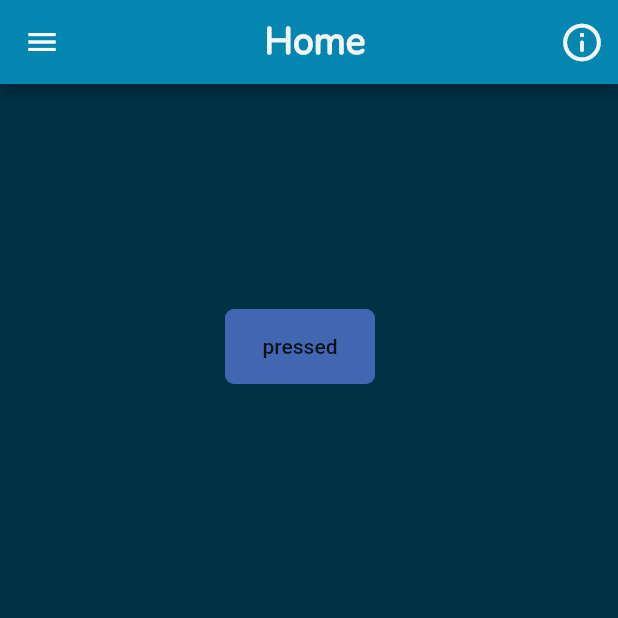
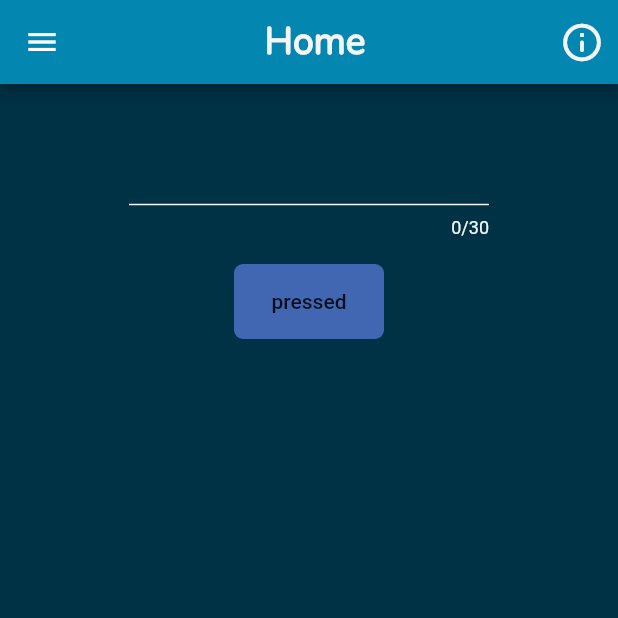
Before and after one commit to Chanoknans/Senior-Project, a Flutter app: the Homepage screen opened directly, on a phone screen of 412 x 824 dp, the top half of it. Run offline on Flutter 3.47's test engine with Material 2 defaults, Android fonts, the phone set to English and light mode, and no system bars; our stand-ins replace cloud_firestore, firebase_auth, firebase_core, firebase_storage, flutter_swiper, fluttertoast and 4 more; missing offline and left inert: flutter_sound; accounts and stored records are empty.

Commit message:
First Main Commit

```diff
--- a/lib/Page/aids_home.dart
+++ b/lib/Page/aids_home.dart
@@ -187,7 +187,7 @@ class _HearingAidssState extends State<HearingAidss> {
                               Padding(
                                 padding: EdgeInsets.only(left: 28),
                                 child: Text(
-                                  "Setting",
+                                  "Settings",
                                   style: TextStyle(
                                     color: Myconstant.blackground,
                                     fontWeight: FontWeight.w600,
@@ -203,7 +203,7 @@ class _HearingAidssState extends State<HearingAidss> {
                             elevation: 2,
                             fixedSize: const Size(180, 35),
                             textStyle: TextStyle(),
-                            primary: Color.fromRGBO(126, 143, 132, 1),
+                            primary: Color.fromRGBO(240, 238, 233, 0.95),
                           ),
                           onPressed: () {}),
                     )
--- a/lib/Page/bottomappbar.dart
+++ b/lib/Page/bottomappbar.dart
@@ -119,6 +119,8 @@ class CircleButton extends StatefulWidget {
 }
 
 class _CircleButtonState extends State<CircleButton> {
+  List<String> text = [];
+  bool distext = false;
   @override
   Widget build(BuildContext context) {
     return new Container(
@@ -134,7 +136,9 @@ class _CircleButtonState extends State<CircleButton> {
           color: Myconstant.white,
           size: 30,
         ),
-          onPressed: () {}),
+        onPressed: () {},
+      ),
+      // ignore: dead_code
     );
   }
 }
--- a/lib/Page/homepage.dart
+++ b/lib/Page/homepage.dart
@@ -1,3 +1,5 @@
+import 'dart:ui';
+
 import 'package:flutter/cupertino.dart';
 import 'package:flutter/material.dart';
 import 'package:flutter/painting.dart';
@@ -21,6 +23,8 @@ class Homepage extends StatefulWidget {
 
 class _HomepageState extends State<Homepage> {
   // ignore: prefer_final_fields
+  String text = '';
+  bool distext = false;
   @override
   Widget build(BuildContext context) {
     return Scaffold(
@@ -55,10 +59,61 @@ class _HomepageState extends State<Homepage> {
           ],
         ),
         drawer: MyProfile(),
-      body: Column(
+        body: Stack(children: [
+          /*Padding(
+            padding: EdgeInsets.only(top: 30, left: 18),
+            child: Container(
+              height: 40,
+              width: 300,
+              decoration: BoxDecoration(color: Myconstant.blackground),
+              child: Text(
+                "For new users or those who want to use the value elsewhere, "
+                "please fill in your hearing level before using.",
+                style: TextStyle(
+                    fontFamily: 'Nunito',
+                    fontSize: 12,
+                    color: Myconstant.transgray),
+              ),
+            ),
+          ),
+          Padding(
+            padding: EdgeInsets.only(top: 15, left: 320),
+            child: new CircleButton(),
+          ),
+        ])*/
+          Column(
             children: [
               Padding(
-            padding: EdgeInsets.only(top: 150, left: 150),
+                  padding: EdgeInsets.only(top: 60),
+                  child: Container(
+                    width: 240,
+                    height: 40,
+                    color: Myconstant.blackground,
+                    child: TextField(
+                      onChanged: (value) {
+                        setState(() {
+                          text = value;
+                        });
+                      },
+                      style: TextStyle(
+                          color: Myconstant.white, height: 1, fontSize: 14),
+                      maxLength: 30,
+                      cursorColor: Myconstant.white,
+                      decoration: InputDecoration(
+                        focusColor: Myconstant.white,
+                        counterStyle: TextStyle(color: Myconstant.white),
+                        enabledBorder: UnderlineInputBorder(
+                          borderSide: BorderSide(color: Myconstant.white),
+                        ),
+                      ),
+                    ),
+                  )),
+              SizedBox(
+                height: 20,
+              ),
+              Align(
+                alignment: Alignment.bottomCenter,
+                //padding: EdgeInsets.only(top: 150, left: 50),
                 child: Container(
                   height: 50,
                   width: 100,
@@ -67,14 +122,19 @@ class _HomepageState extends State<Homepage> {
                       borderRadius: BorderRadius.circular(6)),
                   child: FlatButton(
                       onPressed: () {
-                  Navigator.push(context, FadeRoute(page: HearingAidss()));
+                        setState(() {
+                          distext = !distext;
+                          Navigator.push(
+                              context, FadeRoute(page: HearingAidss()));
+                        });
                       },
-                child: Text("pressed"),
+                      child: Text("pressed")),
                 ),
               ),
-          ),
+              distext ? Text(text) : Spacer(),
             ],
           ),
+        ])
         //bottomNavigationBar: BottomAppBarbar(),
         /*floatingActionButton: CircleButton(),
       floatingActionButtonLocation:
```
Lines whose indentation alone changed are shown as unchanged.
